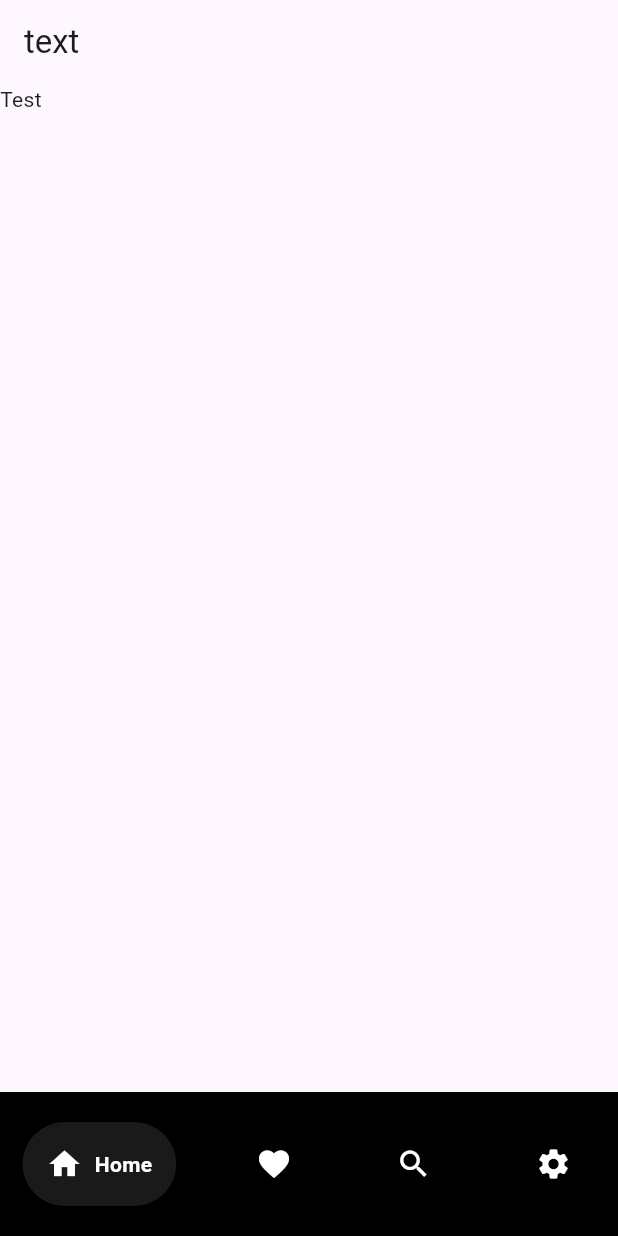
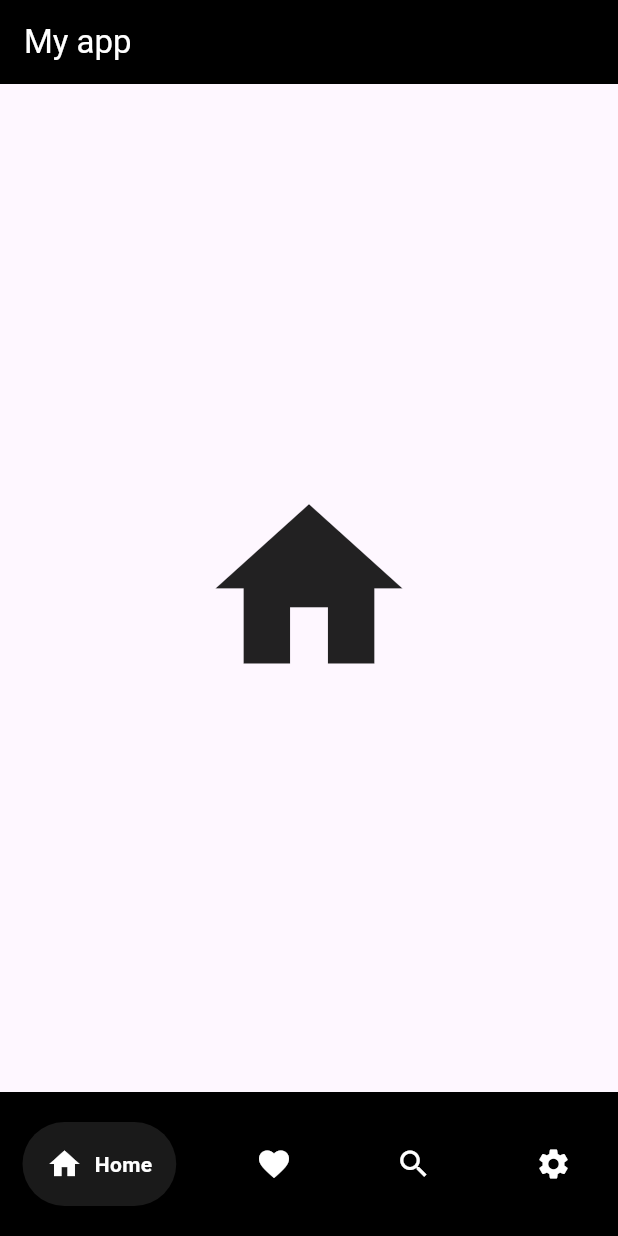
Before and after one commit to Ksnk-dm/flutter_application_1, a Flutter app: the screen it shows after launch, on a phone screen of 412 x 824 dp. Run offline on Flutter 3.47's test engine with Material 3 defaults, Android fonts, the phone set to English and light mode, and no system bars; drawn by our look-alikes of google_nav_bar.

Commit message:
add anim app bar

```diff
--- a/lib/homepage.dart
+++ b/lib/homepage.dart
@@ -1,6 +1,4 @@
-import 'dart:js_interop';
 
-import 'package:flutter/cupertino.dart';
 import 'package:flutter/material.dart';
 import 'package:google_nav_bar/google_nav_bar.dart';
 
@@ -12,13 +10,44 @@ class HomePage extends StatefulWidget {
 }
 
 class _HomePageState extends State<HomePage> {
+
+  static const List<Widget> _pages = <Widget>[
+    Icon(
+      Icons.home,
+      size: 150,
+    ),
+    Icon(
+      Icons.favorite,
+      size: 150,
+    ),
+    Icon(
+      Icons.search,
+      size: 150,
+    ),
+    Icon(
+      Icons.settings,
+      size: 150,
+    ),
+  ];
+
+  int selectedIndex = 0;
+
+  void onTabChange(int index) {
+    setState(() {
+      selectedIndex = index;
+    });
+    print(selectedIndex);
+  }
+
   @override
   Widget build(BuildContext context) {
+
     return Scaffold(
       appBar: AppBar(
-        title: const Text('text'),
+        title: const Text(style: TextStyle(color: Colors.white), 'My app'),
+        backgroundColor: Colors.black,
       ),
-      body: const Text("Test"),
+      body: Center(child: _pages.elementAt(selectedIndex)),
       bottomNavigationBar: Container(
         color: Colors.black,
         child: Padding(
@@ -29,9 +58,7 @@ class _HomePageState extends State<HomePage> {
             activeColor: Colors.white,
             gap: 8,
             tabBackgroundColor: Colors.white10,
-            onTabChange: (index) {
-              print(index);
-            },
+            onTabChange: onTabChange,
             padding: const EdgeInsets.all(16),
             tabs: const [
               GButton(
```
